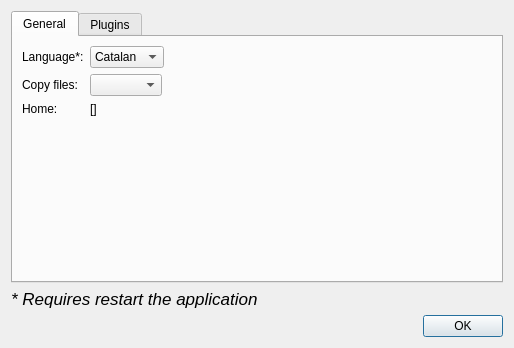
arielvb/collector, file collector/ui/designer/preferences.ui: the form before one commit.
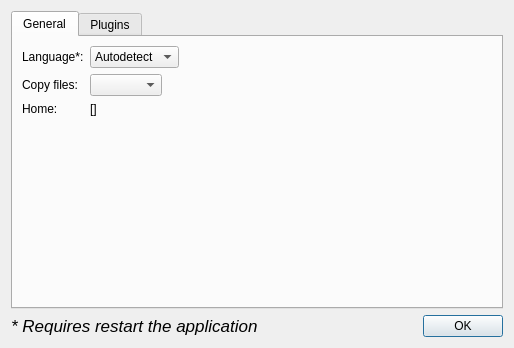
The form after the commit. The open tabs and pages were chosen to show the change.

Commit message: Add autodetect option to preferences view

```diff
--- a/collector/ui/designer/preferences.ui
+++ b/collector/ui/designer/preferences.ui
@@ -36,6 +36,11 @@
        </item>
        <item row="1" column="1">
         <widget class="QComboBox" name="lang_combo">
+         <item>
+          <property name="text">
+           <string>Autodetect</string>
+          </property>
+         </item>
          <item>
           <property name="text">
            <string>Catalan</string>
@@ -189,6 +194,8 @@
     </widget>
    </item>
    <item>
+    <layout class="QHBoxLayout" name="horizontalLayout">
+     <item>
     <widget class="QLabel" name="label_4">
      <property name="font">
       <font>
@@ -207,6 +214,8 @@
       <set>QDialogButtonBox::Ok</set>
      </property>
     </widget>
+     </item>
+    </layout>
    </item>
   </layout>
  </widget>
```
Left out of the diff: 2 changed lines with no effect on the pictures. Lines whose indentation alone changed are shown as unchanged. The commit also changes 1 other file.
